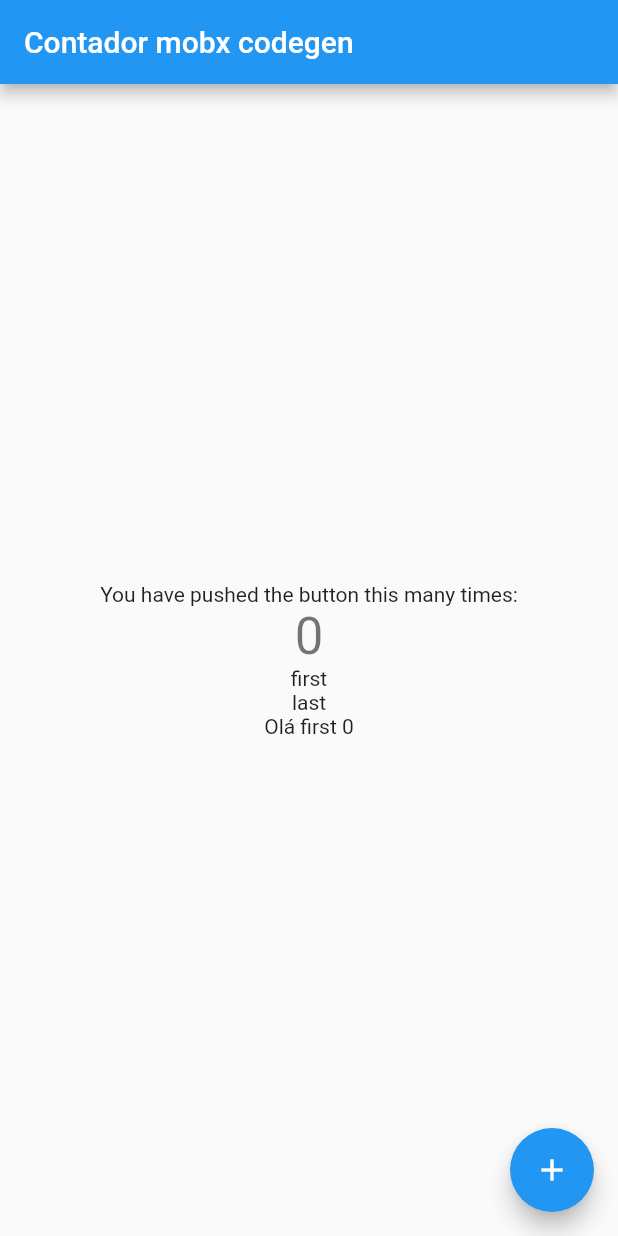
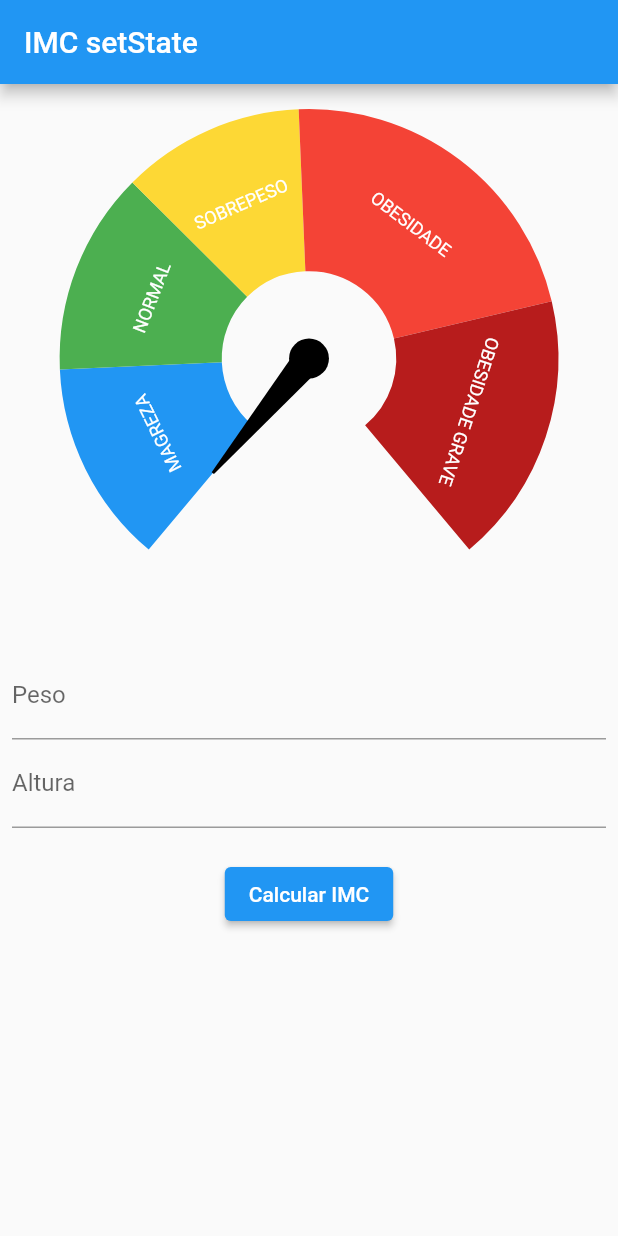
Before and after one commit to manuelzzz/imc_mobx, a Flutter app: the screen it shows after launch, on a phone screen of 412 x 824 dp. Run offline on Flutter 3.47's test engine with Material 2 defaults, Android fonts, the light colour scheme and no system bars; drawn by our look-alikes of syncfusion_flutter_gauges; our stand-ins replace currency_text_input_formatter, flutter_mobx, mobx; generated files the repository leaves out were written again.

Commit message:
Imc page for use the mobx and codegen studies

```diff
--- /dev/null
+++ b/lib/imc/imc_controller.dart
@@ -0,0 +1,23 @@
+import 'dart:math';
+
+import 'package:mobx/mobx.dart';
+part 'imc_controller.g.dart';
+
+class ImcController = ImcControllerBase with _$ImcController;
+
+abstract class ImcControllerBase with Store {
+  @observable
+  var imc = 0.0;
+
+  @action
+  Future<void> calcularImc({
+    required double peso,
+    required double altura,
+  }) async {
+    imc = 0;
+
+    await Future.delayed(const Duration(seconds: 1));
+
+    imc = peso / pow(altura, 2);
+  }
+}
--- /dev/null
+++ b/lib/imc/imc_page.dart
@@ -0,0 +1,115 @@
+import 'package:currency_text_input_formatter/currency_text_input_formatter.dart';
+import 'package:flutter/material.dart';
+import 'package:flutter_mobx/flutter_mobx.dart';
+import 'package:imc_mobx/imc/imc_controller.dart';
+import 'package:imc_mobx/widgets/imc_gauge.dart';
+import 'package:intl/intl.dart';
+
+class ImcPage extends StatefulWidget {
+  const ImcPage({Key? key}) : super(key: key);
+
+  @override
+  State<ImcPage> createState() => _ImcPageState();
+}
+
+class _ImcPageState extends State<ImcPage> {
+  final _controller = ImcController();
+  final _pesoEC = TextEditingController();
+  final _alturaEC = TextEditingController();
+  final _formKey = GlobalKey<FormState>();
+  var imc = 0.0;
+
+  @override
+  void dispose() {
+    _pesoEC.dispose();
+    _alturaEC.dispose();
+    super.dispose();
+  }
+
+  @override
+  Widget build(BuildContext context) {
+    return Scaffold(
+      appBar: AppBar(
+        title: const Text('IMC setState'),
+      ),
+      body: SingleChildScrollView(
+        child: Form(
+          key: _formKey,
+          child: Padding(
+            padding: const EdgeInsets.all(8.0),
+            child: Column(
+              children: [
+                Observer(
+                  builder: (_) {
+                    return ImcGauge(
+                      imc: _controller.imc,
+                    );
+                  },
+                ),
+                const SizedBox(
+                  height: 20,
+                ),
+                TextFormField(
+                  controller: _pesoEC,
+                  keyboardType: TextInputType.number,
+                  decoration: const InputDecoration(labelText: 'Peso'),
+                  inputFormatters: [
+                    CurrencyTextInputFormatter(
+                      locale: 'pt_BR',
+                      symbol: '',
+                      turnOffGrouping: true,
+                      decimalDigits: 2,
+                    ),
+                  ],
+                  validator: (String? value) {
+                    if (value == null || value.isEmpty) {
+                      return "Peso obrigatório";
+                    }
+                    return null;
+                  },
+                ),
+                TextFormField(
+                  controller: _alturaEC,
+                  keyboardType: TextInputType.number,
+                  decoration: const InputDecoration(labelText: 'Altura'),
+                  inputFormatters: [
+                    CurrencyTextInputFormatter(
+                      locale: 'pt_BR',
+                      symbol: '',
+                      turnOffGrouping: true,
+                      decimalDigits: 2,
+                    ),
+                  ],
+                  validator: (String? value) {
+                    if (value == null || value.isEmpty) {
+                      return "Altura obrigatória";
+                    }
+                    return null;
+                  },
+                ),
+                const SizedBox(height: 20),
+                ElevatedButton(
+                  onPressed: () {
+                    var formValid = _formKey.currentState?.validate() ?? false;
+
+                    if (formValid) {
+                      var formatter = NumberFormat.simpleCurrency(
+                        locale: 'pt_BR',
+                        decimalDigits: 2,
+                      );
+                      double peso = formatter.parse(_pesoEC.text) as double;
+                      double altura = formatter.parse(_alturaEC.text) as double;
+
+                      _controller.calcularImc(peso: peso, altura: altura);
+                    }
+                  },
+                  child: const Text('Calcular IMC'),
+                )
+              ],
+            ),
+          ),
+        ),
+      ),
+    );
+  }
+}
--- a/lib/main.dart
+++ b/lib/main.dart
@@ -1,6 +1,7 @@
 import 'package:flutter/material.dart';
 // import 'package:imc_mobx/contador/contador_page.dart';
-import 'package:imc_mobx/contador_codegen/contador_codegen_page.dart';
+// import 'package:imc_mobx/contador_codegen/contador_codegen_page.dart';
+import 'package:imc_mobx/imc/imc_page.dart';
 
 void main() {
   runApp(const MyApp());
@@ -16,7 +17,7 @@ class MyApp extends StatelessWidget {
       theme: ThemeData(
         primarySwatch: Colors.blue,
       ),
-      home: ContadorCodegenPage(),
+      home: const ImcPage(),
     );
   }
 }
--- /dev/null
+++ b/lib/widgets/imc_gauge.dart
@@ -0,0 +1,63 @@
+import 'package:flutter/material.dart';
+import 'package:syncfusion_flutter_gauges/gauges.dart';
+
+import 'imc_gauge_range.dart';
+
+class ImcGauge extends StatelessWidget {
+  final double imc;
+
+  const ImcGauge({Key? key, required this.imc}) : super(key: key);
+
+  @override
+  Widget build(BuildContext context) {
+    return SfRadialGauge(
+      axes: [
+        RadialAxis(
+          showLabels: false,
+          showAxisLine: false,
+          showTicks: false,
+          minimum: 12.5,
+          maximum: 47.9,
+          ranges: [
+            ImcGaugeRange(
+              color: Colors.blue,
+              start: 12.5,
+              end: 18.5,
+              label: 'MAGREZA',
+            ),
+            ImcGaugeRange(
+              color: Colors.green,
+              start: 18.5,
+              end: 24.5,
+              label: 'NORMAL',
+            ),
+            ImcGaugeRange(
+              color: Colors.yellow.shade600,
+              start: 24.5,
+              end: 29.9,
+              label: 'SOBREPESO',
+            ),
+            ImcGaugeRange(
+              color: Colors.red.shade500,
+              start: 29.9,
+              end: 39.9,
+              label: 'OBESIDADE',
+            ),
+            ImcGaugeRange(
+              color: Colors.red.shade900,
+              start: 39.9,
+              end: 47.9,
+              label: 'OBESIDADE GRAVE',
+            ),
+          ],
+          pointers: [
+            NeedlePointer(
+              value: imc,
+              enableAnimation: true,
+            )
+          ],
+        ),
+      ],
+    );
+  }
+}
--- /dev/null
+++ b/lib/widgets/imc_gauge_range.dart
@@ -0,0 +1,21 @@
+import 'package:flutter/material.dart';
+import 'package:syncfusion_flutter_gauges/gauges.dart';
+
+class ImcGaugeRange extends GaugeRange {
+  ImcGaugeRange(
+      {super.key,
+      required Color color,
+      required double start,
+      required double end,
+      required String label})
+      : super(
+          startValue: start,
+          endValue: end,
+          color: color,
+          label: label,
+          sizeUnit: GaugeSizeUnit.factor,
+          labelStyle: const GaugeTextStyle(fontFamily: 'Times', fontSize: 12),
+          startWidth: 0.65,
+          endWidth: 0.65,
+        );
+}
```
Also changed, not shown: lib/contador_codegen/contador_codegen_controller.dart (+5 -2 lines), lib/contador_codegen/contador_codegen_page.dart (+65 -3 lines), pubspec.yaml (+3 -4 lines), lib/contador_codegen/contador_codegen_controller.g.dart, lib/imc/imc_controller.g.dart (added), pubspec.lock.
